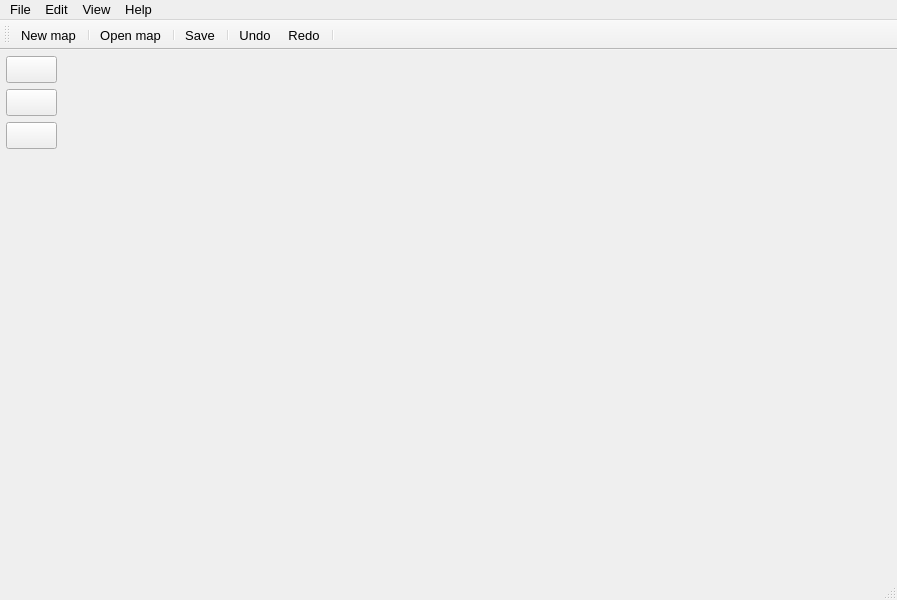
Old version of the form src/ui/window.ui in the repository albin-johansson/tactile.
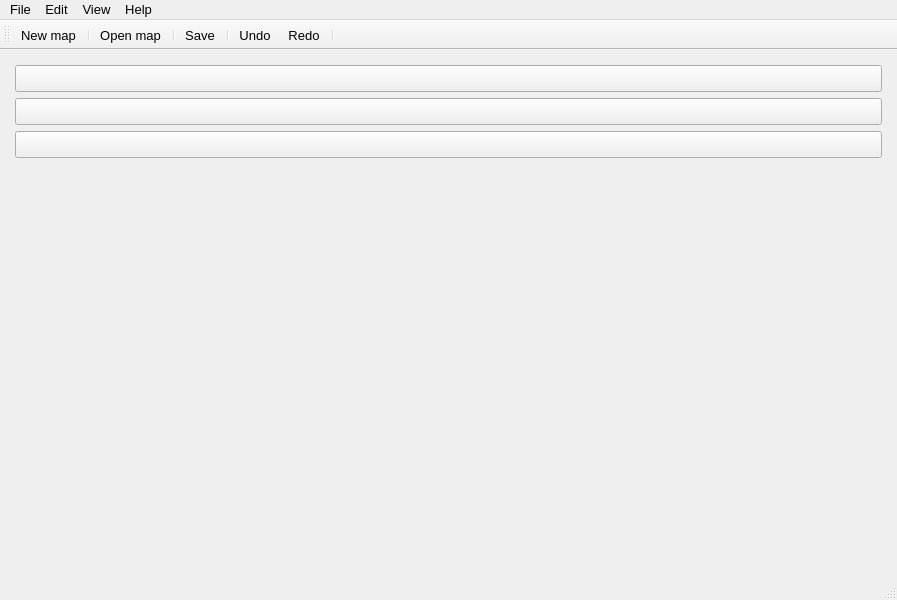
New version of the form. Icons and pictures are not drawn.

```diff
--- a/src/ui/window.ui
+++ b/src/ui/window.ui
@@ -29,16 +29,9 @@
    <string notr="true"/>
   </property>
   <widget class="QWidget" name="centralwidget">
-   <widget class="QWidget" name="horizontalLayoutWidget">
-    <property name="geometry">
-     <rect>
-      <x>0</x>
-      <y>0</y>
-      <width>891</width>
-      <height>521</height>
-     </rect>
-    </property>
-    <layout class="QHBoxLayout" name="horizontalLayout">
+   <layout class="QGridLayout" name="gridLayout">
+    <item row="0" column="0">
+     <layout class="QHBoxLayout" name="mainLayout">
      <item>
       <layout class="QVBoxLayout" name="verticalLayout">
        <property name="sizeConstraint">
@@ -146,21 +139,9 @@
        </item>
       </layout>
      </item>
-     <item>
-      <spacer name="horizontalSpacer">
-       <property name="orientation">
-        <enum>Qt::Horizontal</enum>
-       </property>
-       <property name="sizeHint" stdset="0">
-        <size>
-         <width>40</width>
-         <height>20</height>
-        </size>
-       </property>
-      </spacer>
-     </item>
-    </layout>
-   </widget>
+     </layout>
+    </item>
+   </layout>
   </widget>
   <widget class="QMenuBar" name="menubar">
    <property name="geometry">
```
Lines whose indentation alone changed are shown as unchanged.
